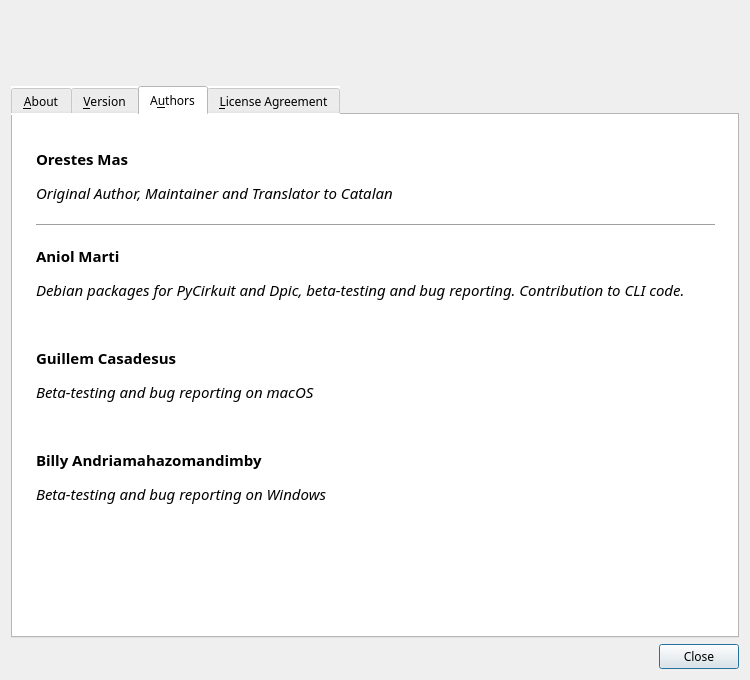
Before: the Qt Designer form pycirkuit/ui/aboutdialog.ui in orestesmas/pycirkuit, drawn with Qt 5.
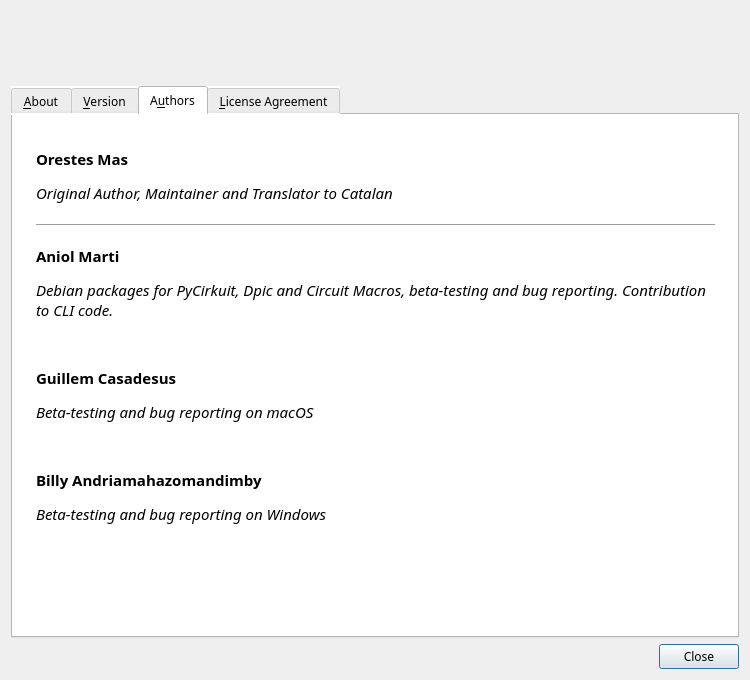
After: the same form once the commit is applied. The open tabs and pages were chosen to show the change. Icons and pictures are not drawn.

```diff
--- a/pycirkuit/ui/aboutdialog.ui
+++ b/pycirkuit/ui/aboutdialog.ui
@@ -222,7 +222,7 @@
 &lt;p style=&quot; margin-top:12px; margin-bottom:12px; margin-left:0px; margin-right:0px; -qt-block-indent:0; text-indent:0px;&quot;&gt;&lt;span style=&quot; font-size:11pt; font-style:italic;&quot;&gt;Original Author, Maintainer and Translator to Catalan&lt;/span&gt;&lt;/p&gt;
 &lt;hr /&gt;
 &lt;p style=&quot; margin-top:12px; margin-bottom:12px; margin-left:0px; margin-right:0px; -qt-block-indent:0; text-indent:0px;&quot;&gt;&lt;span style=&quot; font-size:11pt; font-weight:600;&quot;&gt;Aniol Marti&lt;/span&gt;&lt;/p&gt;
-&lt;p style=&quot; margin-top:12px; margin-bottom:12px; margin-left:0px; margin-right:0px; -qt-block-indent:0; text-indent:0px;&quot;&gt;&lt;span style=&quot; font-size:11pt; font-style:italic;&quot;&gt;Debian packages for PyCirkuit and Dpic, beta-testing and bug reporting. Contribution to CLI code.&lt;/span&gt;&lt;/p&gt;
+&lt;p style=&quot; margin-top:12px; margin-bottom:12px; margin-left:0px; margin-right:0px; -qt-block-indent:0; text-indent:0px;&quot;&gt;&lt;span style=&quot; font-size:11pt; font-style:italic;&quot;&gt;Debian packages for PyCirkuit, Dpic and Circuit Macros, beta-testing and bug reporting. Contribution to CLI code.&lt;/span&gt;&lt;/p&gt;
 &lt;p style=&quot;-qt-paragraph-type:empty; margin-top:12px; margin-bottom:12px; margin-left:0px; margin-right:0px; -qt-block-indent:0; text-indent:0px; font-size:11pt; font-style:italic;&quot;&gt;&lt;br /&gt;&lt;/p&gt;
 &lt;p style=&quot; margin-top:12px; margin-bottom:12px; margin-left:0px; margin-right:0px; -qt-block-indent:0; text-indent:0px;&quot;&gt;&lt;span style=&quot; font-size:11pt; font-weight:600;&quot;&gt;Guillem Casadesus&lt;/span&gt;&lt;/p&gt;
 &lt;p style=&quot; margin-top:12px; margin-bottom:12px; margin-left:0px; margin-right:0px; -qt-block-indent:0; text-indent:0px;&quot;&gt;&lt;span style=&quot; font-size:11pt; font-style:italic;&quot;&gt;Beta-testing and bug reporting on macOS&lt;/span&gt;&lt;/p&gt;
```
Left out of the diff: 2 changed lines with no effect on the pictures.
